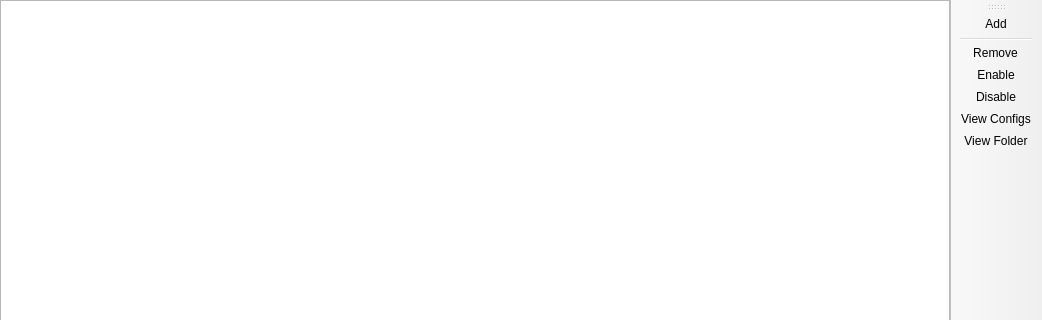
First picture: the form in launcher/ui/pages/instance/ExternalResourcesPage.ui, repository PrismLauncher/PrismLauncher, before the edit; both pictures show x 0 to 1042 and y 0 to 320 of the 1042 by 501 pixel window.
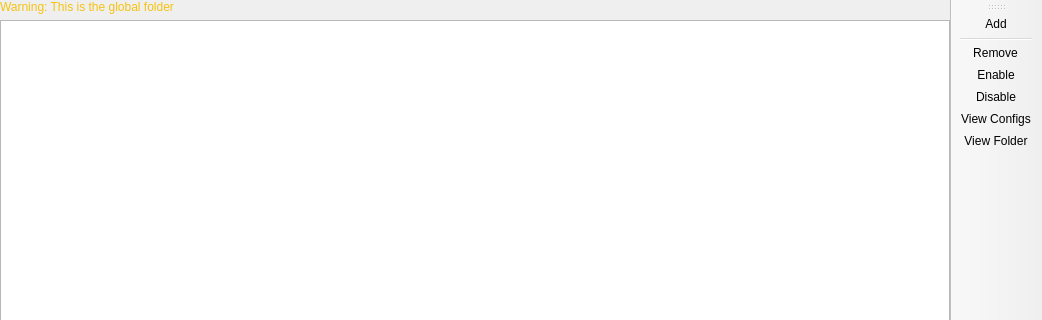
Second picture: the form after the edit. Custom widgets are drawn as their Qt base class.

Commit message: Create initial global folders feature

```diff
--- a/launcher/ui/pages/instance/ExternalResourcesPage.ui
+++ b/launcher/ui/pages/instance/ExternalResourcesPage.ui
@@ -67,6 +67,13 @@
       </property>
      </widget>
     </item>
+    <item row="0" column="1" colspan="3">
+     <widget class="QLabel" name="isSymlinkWarning">
+      <property name="text">
+       <string>&lt;html&gt;&lt;head/&gt;&lt;body&gt;&lt;p&gt;&lt;span style=&quot; color:#f5c211;&quot;&gt;Warning: This is the global folder&lt;/span&gt;&lt;/p&gt;&lt;/body&gt;&lt;/html&gt;</string>
+      </property>
+     </widget>
+    </item>
    </layout>
   </widget>
   <widget class="WideBar" name="actionsToolbar">
@@ -184,6 +191,11 @@
   </action>
  </widget>
  <customwidgets>
+  <customwidget>
+   <class>WideBar</class>
+   <extends>QToolBar</extends>
+   <header>ui/widgets/WideBar.h</header>
+  </customwidget>
   <customwidget>
    <class>ModListView</class>
    <extends>QTreeView</extends>
@@ -195,11 +207,6 @@
    <header>ui/widgets/InfoFrame.h</header>
    <container>1</container>
   </customwidget>
-  <customwidget>
-   <class>WideBar</class>
-   <extends>QToolBar</extends>
-   <header>ui/widgets/WideBar.h</header>
-  </customwidget>
  </customwidgets>
  <tabstops>
   <tabstop>treeView</tabstop>
```
Left out of the diff: 4 changed lines with no effect on the pictures. The commit also changes 16 other files.
